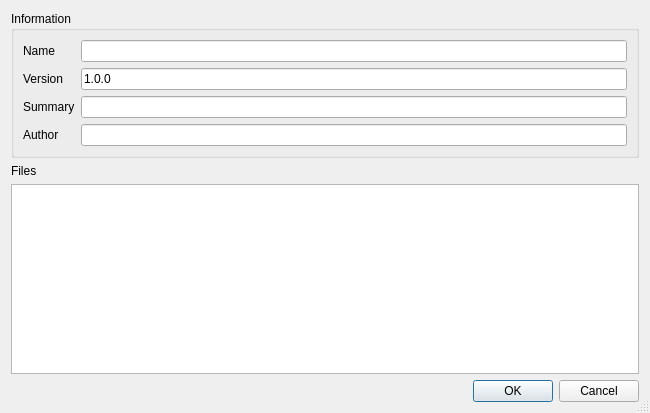
Qt form launcher/ui/dialogs/ExportPackDialog.ui (FreesmTeam/FreesmLauncher) before a commit.
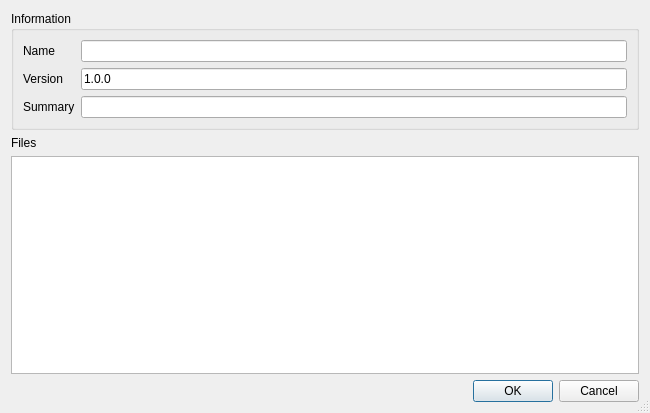
The same form after that commit.

What changed in the file:
```diff
--- a/launcher/ui/dialogs/ExportPackDialog.ui
+++ b/launcher/ui/dialogs/ExportPackDialog.ui
@@ -57,16 +57,7 @@
         </property>
        </widget>
       </item>
-      <item row="4" column="0">
-       <widget class="QLabel" name="authorLabel">
-        <property name="text">
-         <string>Author</string>
-        </property>
-       </widget>
-      </item>
-      <item row="4" column="1">
-       <widget class="QLineEdit" name="author"/>
-      </item>
+     
      </layout>
     </widget>
    </item>
```
